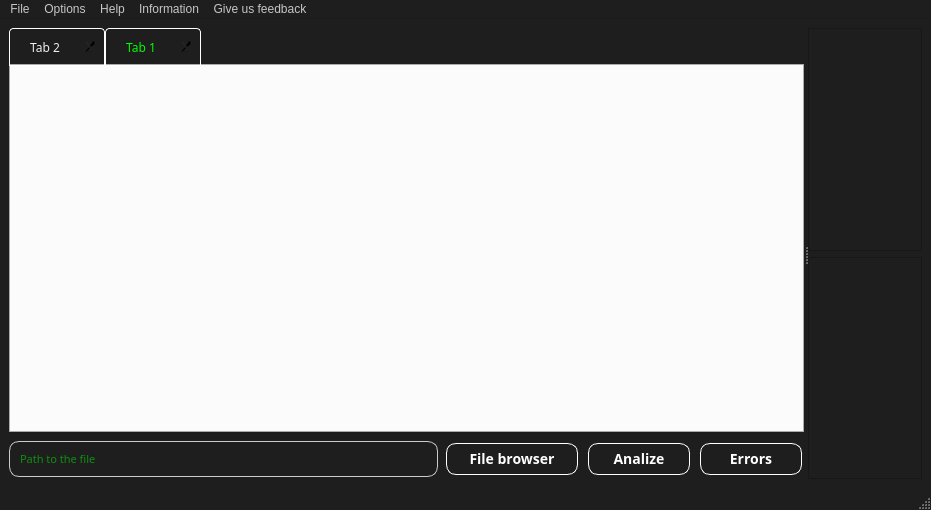
First picture: the form in Inter-pred-gui/form.ui, repository Somanath-SS/Inter_pred, before the edit.
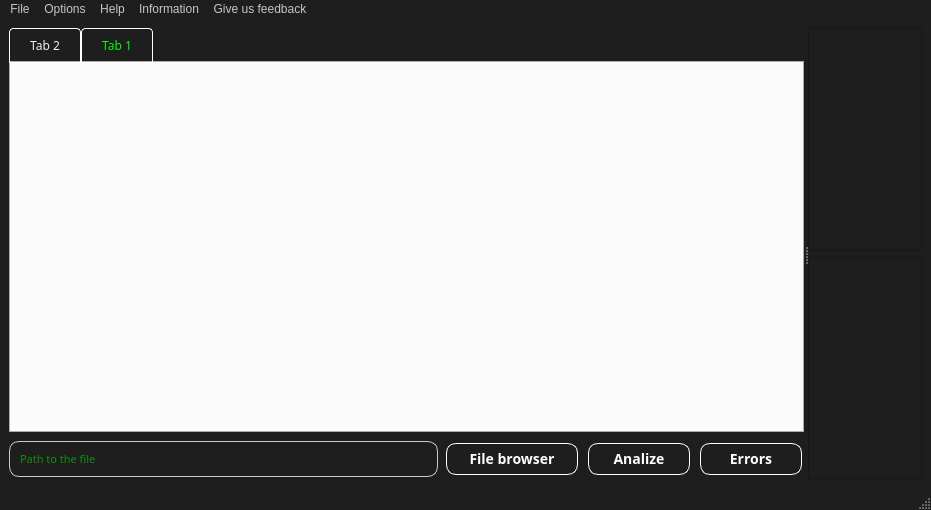
Second picture: the form after the edit. The open tabs and pages were chosen to show the change.

The edit to the form file:
```diff
--- a/Inter-pred-gui/form.ui
+++ b/Inter-pred-gui/form.ui
@@ -423,7 +423,7 @@
                <bool>false</bool>
               </property>
               <property name="tabsClosable">
-               <bool>true</bool>
+               <bool>false</bool>
               </property>
               <property name="movable">
                <bool>true</bool>
```
Left out of the diff: 8 changed lines with no effect on the pictures.
